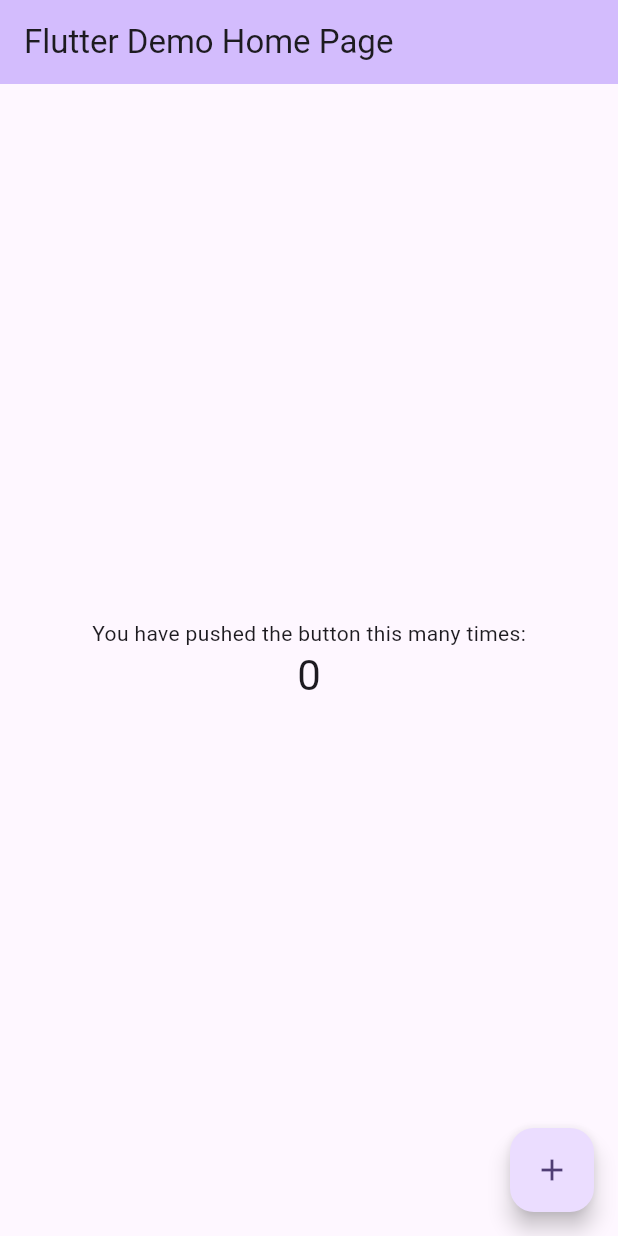
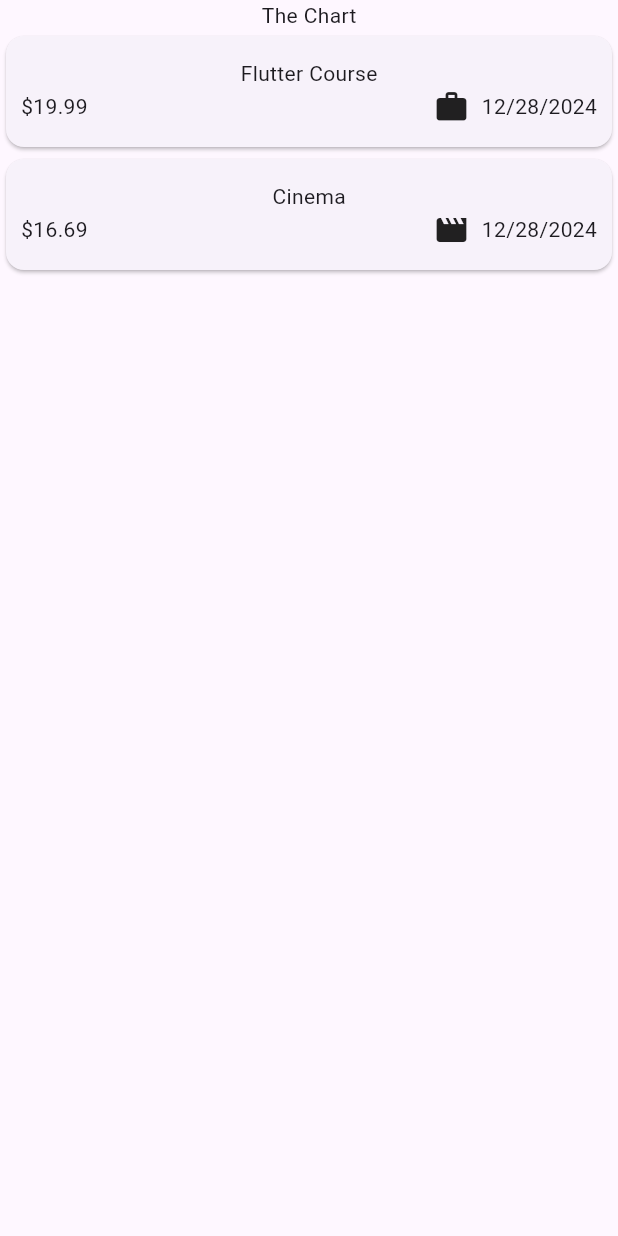
Before and after one commit to Pratham1803/FlutterPractice, a Flutter app: the screen it shows after launch, on a phone screen of 412 x 824 dp. Run offline on Flutter 3.47's test engine with Material 3 defaults, Android fonts, the phone set to English and light mode, and no system bars.

Commit message:
Expenses Tracker: Added Model and List Design

```diff
--- a/expense_tracker/lib/main.dart
+++ b/expense_tracker/lib/main.dart
@@ -1,125 +1,10 @@
 import 'package:flutter/material.dart';
+import 'package:expense_tracker/widgets/expenses.dart';
 
 void main() {
-  runApp(const MyApp());
+  runApp(
+    const MaterialApp(
+      home: Expenses(),
+    ),
+  );
 }
-
-class MyApp extends StatelessWidget {
-  const MyApp({super.key});
-
-  // This widget is the root of your application.
-  @override
-  Widget build(BuildContext context) {
-    return MaterialApp(
-      title: 'Flutter Demo',
-      theme: ThemeData(
-        // This is the theme of your application.
-        //
-        // TRY THIS: Try running your application with "flutter run". You'll see
-        // the application has a purple toolbar. Then, without quitting the app,
-        // try changing the seedColor in the colorScheme below to Colors.green
-        // and then invoke "hot reload" (save your changes or press the "hot
-        // reload" button in a Flutter-supported IDE, or press "r" if you used
-        // the command line to start the app).
-        //
-        // Notice that the counter didn't reset back to zero; the application
-        // state is not lost during the reload. To reset the state, use hot
-        // restart instead.
-        //
-        // This works for code too, not just values: Most code changes can be
-        // tested with just a hot reload.
-        colorScheme: ColorScheme.fromSeed(seedColor: Colors.deepPurple),
-        useMaterial3: true,
-      ),
-      home: const MyHomePage(title: 'Flutter Demo Home Page'),
-    );
-  }
-}
-
-class MyHomePage extends StatefulWidget {
-  const MyHomePage({super.key, required this.title});
-
-  // This widget is the home page of your application. It is stateful, meaning
-  // that it has a State object (defined below) that contains fields that affect
-  // how it looks.
-
-  // This class is the configuration for the state. It holds the values (in this
-  // case the title) provided by the parent (in this case the App widget) and
-  // used by the build method of the State. Fields in a Widget subclass are
-  // always marked "final".
-
-  final String title;
-
-  @override
-  State<MyHomePage> createState() => _MyHomePageState();
-}
-
-class _MyHomePageState extends State<MyHomePage> {
-  int _counter = 0;
-
-  void _incrementCounter() {
-    setState(() {
-      // This call to setState tells the Flutter framework that something has
-      // changed in this State, which causes it to rerun the build method below
-      // so that the display can reflect the updated values. If we changed
-      // _counter without calling setState(), then the build method would not be
-      // called again, and so nothing would appear to happen.
-      _counter++;
-    });
-  }
-
-  @override
-  Widget build(BuildContext context) {
-    // This method is rerun every time setState is called, for instance as done
-    // by the _incrementCounter method above.
-    //
-    // The Flutter framework has been optimized to make rerunning build methods
-    // fast, so that you can just rebuild anything that needs updating rather
-    // than having to individually change instances of widgets.
-    return Scaffold(
-      appBar: AppBar(
-        // TRY THIS: Try changing the color here to a specific color (to
-        // Colors.amber, perhaps?) and trigger a hot reload to see the AppBar
-        // change color while the other colors stay the same.
-        backgroundColor: Theme.of(context).colorScheme.inversePrimary,
-        // Here we take the value from the MyHomePage object that was created by
-        // the App.build method, and use it to set our appbar title.
-        title: Text(widget.title),
-      ),
-      body: Center(
-        // Center is a layout widget. It takes a single child and positions it
-        // in the middle of the parent.
-        child: Column(
-          // Column is also a layout widget. It takes a list of children and
-          // arranges them vertically. By default, it sizes itself to fit its
-          // children horizontally, and tries to be as tall as its parent.
-          //
-          // Column has various properties to control how it sizes itself and
-          // how it positions its children. Here we use mainAxisAlignment to
-          // center the children vertically; the main axis here is the vertical
-          // axis because Columns are vertical (the cross axis would be
-          // horizontal).
-          //
-          // TRY THIS: Invoke "debug painting" (choose the "Toggle Debug Paint"
-          // action in the IDE, or press "p" in the console), to see the
-          // wireframe for each widget.
-          mainAxisAlignment: MainAxisAlignment.center,
-          children: <Widget>[
-            const Text(
-              'You have pushed the button this many times:',
-            ),
-            Text(
-              '$_counter',
-              style: Theme.of(context).textTheme.headlineMedium,
-            ),
-          ],
-        ),
-      ),
-      floatingActionButton: FloatingActionButton(
-        onPressed: _incrementCounter,
-        tooltip: 'Increment',
-        child: const Icon(Icons.add),
-      ), // This trailing comma makes auto-formatting nicer for build methods.
-    );
-  }
-}
--- /dev/null
+++ b/expense_tracker/lib/models/expense.model.dart
@@ -0,0 +1,34 @@
+import 'package:flutter/material.dart';
+import 'package:uuid/uuid.dart';
+import 'package:intl/intl.dart';
+
+const uuid = Uuid();
+final formatter = DateFormat.yMd();
+
+enum Category { food, travel, leisure, work }
+
+const categoryIcons = {
+  Category.food: Icons.lunch_dining,
+  Category.travel: Icons.flight_takeoff,
+  Category.leisure: Icons.movie,
+  Category.work: Icons.work,
+};
+
+class ExpenseModel {
+  ExpenseModel(
+      {required this.title,
+      required this.amount,
+      required this.date,
+      required this.category})
+      : id = uuid.v4();
+
+  final String id;
+  final String title;
+  final double amount;
+  final DateTime date;
+  final Category category;
+
+  String get formattedDate {
+    return formatter.format(date);
+  }
+}
--- /dev/null
+++ b/expense_tracker/lib/widgets/expenses.dart
@@ -0,0 +1,40 @@
+import 'package:flutter/material.dart';
+import 'package:expense_tracker/models/expense.model.dart';
+import 'package:expense_tracker/widgets/expenses_list/expenses_list.dart';
+
+class Expenses extends StatefulWidget {
+  const Expenses({super.key});
+  @override
+  State<Expenses> createState() {
+    return _ExpensesState();
+  }
+}
+
+class _ExpensesState extends State<Expenses> {
+  final List<ExpenseModel> _expenses = [
+    ExpenseModel(
+        title: 'Flutter Course',
+        amount: 19.99,
+        date: DateTime.now(),
+        category: Category.work),
+    ExpenseModel(
+        title: 'Cinema',
+        amount: 16.69,
+        date: DateTime.now(),
+        category: Category.leisure),
+  ];
+
+  @override
+  Widget build(BuildContext context) {
+    return Scaffold(
+      body: Column(
+        children: [
+          const Text('The Chart'),
+          Expanded(
+            child: ExpensesList(arrExpenses: _expenses),
+          ),
+        ],
+      ),
+    );
+  }
+}
--- /dev/null
+++ b/expense_tracker/lib/widgets/expenses_list/expenses_item.dart
@@ -0,0 +1,38 @@
+import 'package:expense_tracker/models/expense.model.dart';
+import 'package:flutter/material.dart';
+
+class ExpensesItem extends StatelessWidget {
+  const ExpensesItem(this.expenseModel, {super.key});
+
+  final ExpenseModel expenseModel;
+  @override
+  Widget build(BuildContext context) {
+    return Card(
+      child: Padding(
+        padding: const EdgeInsets.symmetric(horizontal: 10, vertical: 15),
+        child: Column(
+          children: [
+            Text(expenseModel.title),
+            Row(
+              children: [
+                Text('\$${expenseModel.amount.toStringAsFixed(2)}'),
+                const Spacer(),
+                Row(
+                  children: [
+                    Icon(
+                      categoryIcons[expenseModel.category],
+                    ),
+                    const SizedBox(
+                      width: 8,
+                    ),
+                    Text(expenseModel.formattedDate),
+                  ],
+                )
+              ],
+            )
+          ],
+        ),
+      ),
+    );
+  }
+}
--- /dev/null
+++ b/expense_tracker/lib/widgets/expenses_list/expenses_list.dart
@@ -0,0 +1,17 @@
+import 'package:expense_tracker/widgets/expenses_list/expenses_item.dart';
+import 'package:flutter/material.dart';
+import 'package:expense_tracker/models/expense.model.dart';
+
+class ExpensesList extends StatelessWidget {
+  const ExpensesList({super.key, required this.arrExpenses});
+
+  final List<ExpenseModel> arrExpenses;
+
+  @override
+  Widget build(BuildContext context) {
+    return ListView.builder(
+      itemCount: arrExpenses.length,
+      itemBuilder: (context, index) => ExpensesItem(arrExpenses[index]),
+    );
+  }
+}
--- a/expense_tracker/pubspec.yaml
+++ b/expense_tracker/pubspec.yaml
@@ -35,6 +35,8 @@ dependencies:
   # The following adds the Cupertino Icons font to your application.
   # Use with the CupertinoIcons class for iOS style icons.
   cupertino_icons: ^1.0.8
+  uuid: ^4.5.1
+  intl: ^0.20.1
 
 dev_dependencies:
   flutter_test:
```
Also changed, not shown: expense_tracker/pubspec.lock.
